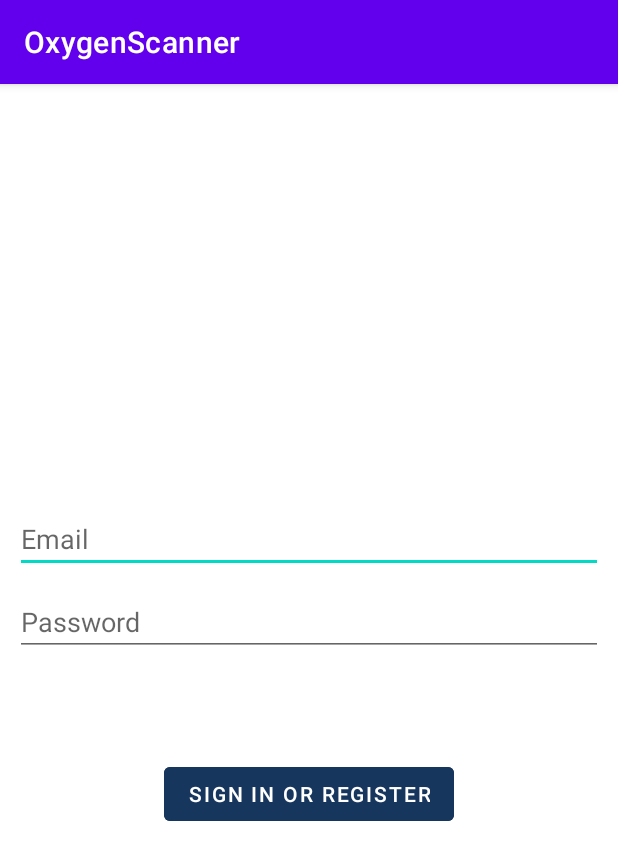
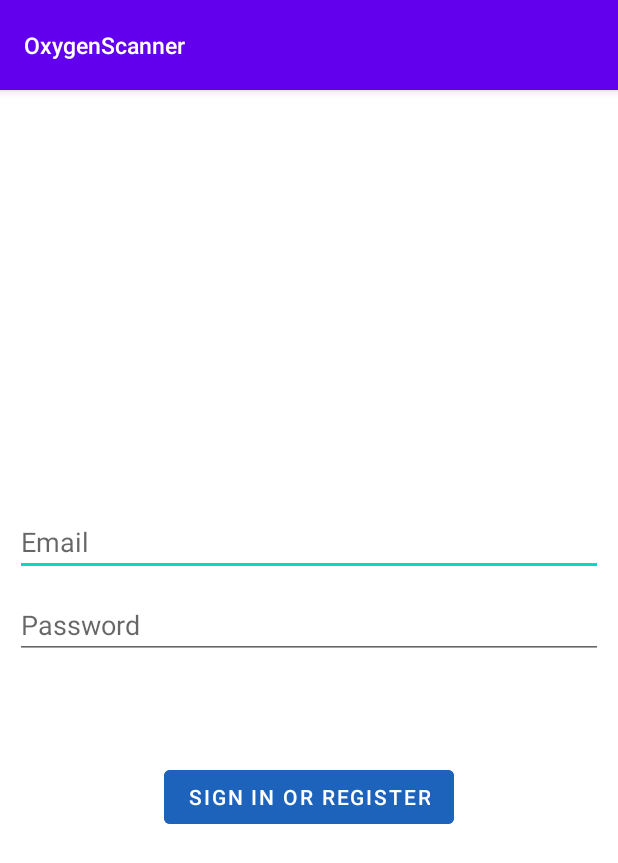
Before and after one commit to hemant1109/OxygenScanner, an Android app: the screen it shows after launch (LoginActivity), on a phone screen of 412 x 824 dp. Shown: the top 863 px of the screen. Run offline under Robolectric (Android 15) with nearby library versions, the phone set to English and light mode, and no system bars.

Commit message:
Resolved issue and change in design.

```diff
--- a/app/src/main/java/com/example/oxygenscanner/ui/login/LoginActivity.kt
+++ b/app/src/main/java/com/example/oxygenscanner/ui/login/LoginActivity.kt
@@ -2,6 +2,8 @@ package com.example.oxygenscanner.ui.login
 
 import android.app.Activity
 import android.content.Intent
+import android.graphics.Color
+import android.graphics.drawable.ColorDrawable
 import android.os.Bundle
 import android.text.Editable
 import android.text.TextWatcher
@@ -11,12 +13,13 @@ import android.widget.EditText
 import android.widget.Toast
 import androidx.annotation.StringRes
 import androidx.appcompat.app.AppCompatActivity
+import androidx.appcompat.app.AppCompatDelegate
 import androidx.lifecycle.Observer
 import androidx.lifecycle.ViewModelProvider
 import com.example.oxygenscanner.R
 import com.example.oxygenscanner.databinding.ActivityLoginBinding
-import com.example.oxygenscanner.ui.o2scan.O2Process
 import com.example.oxygenscanner.ui.startvitalsign.StartVitalSigns
+
 
 class LoginActivity : AppCompatActivity() {
 
@@ -25,11 +28,10 @@ class LoginActivity : AppCompatActivity() {
     private lateinit var binding: ActivityLoginBinding
 
     override fun onCreate(savedInstanceState: Bundle?) {
+        AppCompatDelegate.setDefaultNightMode(AppCompatDelegate.MODE_NIGHT_NO)
         super.onCreate(savedInstanceState)
-
         binding = ActivityLoginBinding.inflate(layoutInflater)
         setContentView(binding.root)
-
         username = binding.username
         val password = binding.password
         val login = binding.login
--- a/app/src/main/res/layout/activity_login.xml
+++ b/app/src/main/res/layout/activity_login.xml
@@ -34,7 +34,6 @@
             android:layout_height="wrap_content"
             android:layout_margin="10dp"
             android:hint="@string/prompt_password"
-            android:textColor="@color/black"
             android:imeActionLabel="@string/action_sign_in_short"
             android:imeOptions="actionDone"
             android:inputType="textPassword"
@@ -51,7 +50,6 @@
             android:backgroundTint="@color/teal_700"
             android:enabled="false"
             android:layout_margin="10dp"
-
             android:text="@string/action_sign_in"
             android:textColor="@color/white"
             app:layout_constraintEnd_toEndOf="@+id/password"
--- a/app/src/main/res/layout/activity_o2_result.xml
+++ b/app/src/main/res/layout/activity_o2_result.xml
@@ -54,7 +54,7 @@
         android:textColor="@color/white"
         android:textStyle="bold|italic" />
 
-    <Button
+    <ImageButton
         android:id="@+id/SendO2"
         android:layout_width="match_parent"
         android:layout_height="75dp"
--- a/app/src/main/res/values-night/themes.xml
+++ b/app/src/main/res/values-night/themes.xml
@@ -5,13 +5,14 @@
         <!--<item name="android:windowBackground">@color/white</item>-->
         <item name="colorPrimary">@color/purple_200</item>
         <item name="colorPrimaryVariant">@color/purple_700</item>
-        <item name="colorOnPrimary">@color/black</item>
+        <item name="colorOnPrimary">@color/white</item>
         <!-- Secondary brand color. -->
         <item name="colorSecondary">@color/teal_200</item>
         <item name="colorSecondaryVariant">@color/teal_200</item>
-        <item name="colorOnSecondary">@color/black</item>
+        <item name="colorOnSecondary">@color/white</item>
         <!-- Status bar color. -->
         <item name="android:statusBarColor" tools:targetApi="l">?attr/colorPrimaryVariant</item>
         <!-- Customize your theme here. -->
+        <item name="android:windowBackground">@color/white</item>
     </style>
 </resources>
--- a/app/src/main/res/values/colors.xml
+++ b/app/src/main/res/values/colors.xml
@@ -4,10 +4,10 @@
     <color name="purple_500">#FF6200EE</color>
     <color name="purple_700">#FF3700B3</color>
     <color name="teal_200">#FF03DAC5</color>
-    <color name="teal_700">#17365D</color>
+    <color name="teal_700">#1D63BC</color>
     <!--<color name="teal_700">#FF018786</color>-->
 
 
-    <color name="black">#FF000000</color>
+    <!--<color name="black">#FF000000</color>-->
     <color name="white">#FFFFFFFF</color>
 </resources>
--- a/app/src/main/res/values/themes.xml
+++ b/app/src/main/res/values/themes.xml
@@ -8,9 +8,25 @@
         <!-- Secondary brand color. -->
         <item name="colorSecondary">@color/teal_200</item>
         <item name="colorSecondaryVariant">@color/teal_700</item>
-        <item name="colorOnSecondary">@color/black</item>
+        <item name="colorOnSecondary">@color/white</item>
         <!-- Status bar color. -->
         <item name="android:statusBarColor" tools:targetApi="l">?attr/colorPrimaryVariant</item>
         <!-- Customize your theme here. -->
+        <item name="actionBarStyle">@style/AppTheme.ActionBar</item>
     </style>
+    <style name="AppTheme.ActionBar" parent="Widget.AppCompat.Light.ActionBar">
+        <item name="android:titleTextStyle">@style/AppTheme.ActionBar.TitleText</item>
+        <item name="titleTextStyle">@style/AppTheme.ActionBar.TitleText</item>
+        <item name="background">?attr/colorPrimary</item>
+        <item name="android:height">150dp</item>
+        <item name="height">60dp</item>
+    </style>
+
+    <style name="AppTheme.ActionBar.TitleText" parent="TextAppearance.AppCompat.Widget.ActionBar.Title">
+        <item name="android:textSize">15sp</item>
+        <item name="android:textColor">?attr/colorAccent</item>
+    </style>
+    <!-- Define other styles to fix theme -->
+    <style name="AppTheme.AppBarOverlay" parent="ThemeOverlay.AppCompat.Dark.ActionBar" />
+    <style name="AppTheme.PopupOverlay" parent="ThemeOverlay.AppCompat.Light" />
 </resources>
```
